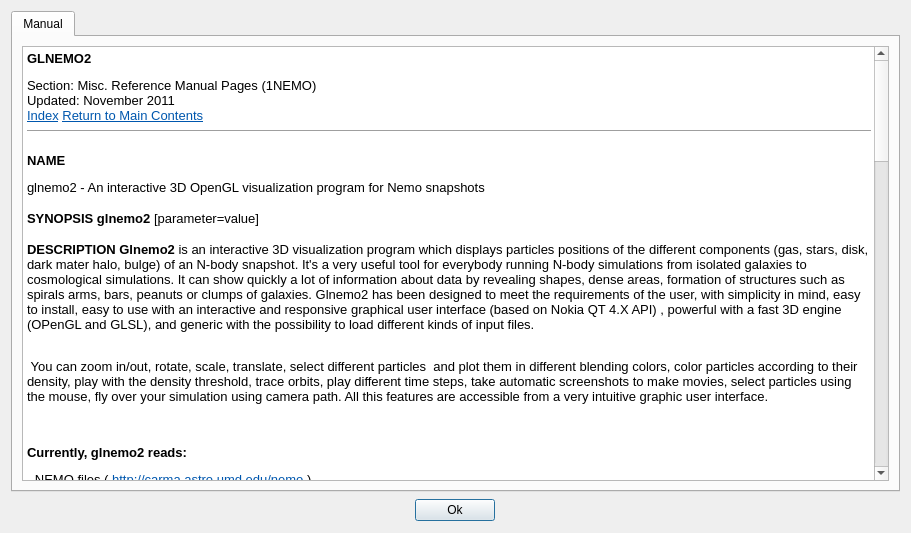
The window that src/formhelp.ui (jcldc/glnemo2) describes before a commit, drawn with Qt 5.
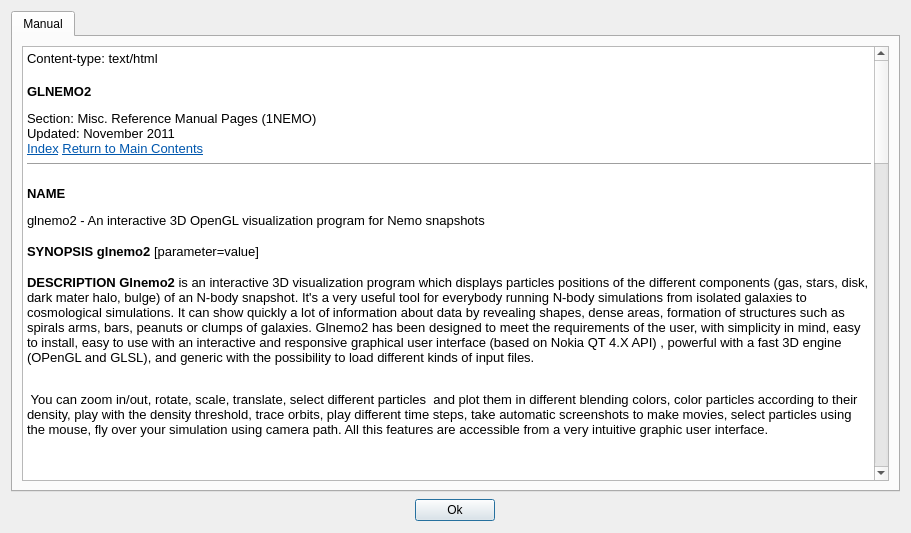
The same window after the commit.

```diff
--- a/src/formhelp.ui
+++ b/src/formhelp.ui
@@ -64,6 +64,7 @@
 &lt;html&gt;&lt;head&gt;&lt;meta name=&quot;qrichtext&quot; content=&quot;1&quot; /&gt;&lt;title&gt;Manpage of GLNEMO2&lt;/title&gt;&lt;style type=&quot;text/css&quot;&gt;
 p, li { white-space: pre-wrap; }
 &lt;/style&gt;&lt;/head&gt;&lt;body style=&quot; font-family:'Sans Serif'; font-size:8pt; font-weight:400; font-style:normal;&quot;&gt;
+&lt;p style=&quot; margin-top:0px; margin-bottom:0px; margin-left:0px; margin-right:0px; -qt-block-indent:0; text-indent:0px;&quot;&gt;&lt;span style=&quot; font-size:10pt;&quot;&gt;Content-type: text/html &lt;/span&gt;&lt;/p&gt;
 &lt;p style=&quot; margin-top:18px; margin-bottom:12px; margin-left:0px; margin-right:0px; -qt-block-indent:0; text-indent:0px;&quot;&gt;&lt;span style=&quot; font-size:10pt; font-weight:600;&quot;&gt;GLNEMO2&lt;/span&gt;&lt;/p&gt;
 &lt;p style=&quot; margin-top:0px; margin-bottom:0px; margin-left:0px; margin-right:0px; -qt-block-indent:0; text-indent:0px;&quot;&gt;&lt;span style=&quot; font-size:10pt;&quot;&gt;Section: Misc. Reference Manual Pages (1NEMO)&lt;br /&gt;Updated: November 2011&lt;br /&gt;&lt;/span&gt;&lt;a href=&quot;#index&quot;&gt;&lt;span style=&quot; font-size:10pt; text-decoration: underline; color:#0057ae;&quot;&gt;Index&lt;/span&gt;&lt;/a&gt;&lt;span style=&quot; font-size:10pt;&quot;&gt; &lt;/span&gt;&lt;a href=&quot;http://localhost/cgi-bin/man/man2html&quot;&gt;&lt;span style=&quot; font-size:10pt; text-decoration: underline; color:#0057ae;&quot;&gt;Return to Main Contents&lt;/span&gt;&lt;/a&gt;&lt;/p&gt;
 &lt;hr /&gt;
@@ -123,12 +124,22 @@
 &lt;p style=&quot; margin-top:0px; margin-bottom:0px; margin-left:0px; margin-right:0px; -qt-block-indent:0; text-indent:0px;&quot;&gt;&lt;span style=&quot; font-family:'Courier New,courier'; font-size:10pt;&quot;&gt;s              take a screenshot&lt;/span&gt;&lt;/p&gt;
 &lt;p style=&quot; margin-top:0px; margin-bottom:0px; margin-left:0px; margin-right:0px; -qt-block-indent:0; text-indent:0px;&quot;&gt;&lt;span style=&quot; font-family:'Courier New,courier'; font-size:10pt;&quot;&gt;p              play all snapshots&lt;/span&gt;&lt;/p&gt;
 &lt;p style=&quot; margin-top:0px; margin-bottom:0px; margin-left:0px; margin-right:0px; -qt-block-indent:0; text-indent:0px;&quot;&gt;&lt;span style=&quot; font-family:'Courier New,courier'; font-size:10pt;&quot;&gt;y&lt;/span&gt;&lt;/p&gt;
-&lt;p style=&quot; margin-top:0px; margin-bottom:0px; margin-left:0px; margin-right:0px; -qt-block-indent:0; text-indent:0px;&quot;&gt;&lt;span style=&quot; font-family:'Courier New,courier'; font-size:10pt;&quot;&gt;C + x          toogle automatic rotation around x axis&lt;/span&gt;&lt;/p&gt;
-&lt;p style=&quot; margin-top:0px; margin-bottom:0px; margin-left:0px; margin-right:0px; -qt-block-indent:0; text-indent:0px;&quot;&gt;&lt;span style=&quot; font-family:'Courier New,courier'; font-size:10pt;&quot;&gt;C + y          toogle automatic rotation around y axis&lt;/span&gt;&lt;/p&gt;
-&lt;p style=&quot; margin-top:0px; margin-bottom:0px; margin-left:0px; margin-right:0px; -qt-block-indent:0; text-indent:0px;&quot;&gt;&lt;span style=&quot; font-family:'Courier New,courier'; font-size:10pt;&quot;&gt;C + z          toogle automatic rotation around z axis&lt;/span&gt;&lt;/p&gt;
-&lt;p style=&quot; margin-top:0px; margin-bottom:0px; margin-left:0px; margin-right:0px; -qt-block-indent:0; text-indent:0px;&quot;&gt;&lt;span style=&quot; font-family:'Courier New,courier'; font-size:10pt;&quot;&gt;SC + x         toogle automatic reverse rotation around x axis&lt;/span&gt;&lt;/p&gt;
-&lt;p style=&quot; margin-top:0px; margin-bottom:0px; margin-left:0px; margin-right:0px; -qt-block-indent:0; text-indent:0px;&quot;&gt;&lt;span style=&quot; font-family:'Courier New,courier'; font-size:10pt;&quot;&gt;SC + y         toogle automatic reverse rotation around y axis&lt;/span&gt;&lt;/p&gt;
-&lt;p style=&quot; margin-top:0px; margin-bottom:0px; margin-left:0px; margin-right:0px; -qt-block-indent:0; text-indent:0px;&quot;&gt;&lt;span style=&quot; font-family:'Courier New,courier'; font-size:10pt;&quot;&gt;SC + z         toogle automatic reverse rotation around z axis&lt;/span&gt;&lt;/p&gt;
+&lt;p style=&quot;-qt-paragraph-type:empty; margin-top:0px; margin-bottom:0px; margin-left:0px; margin-right:0px; -qt-block-indent:0; text-indent:0px; font-family:'Courier New,courier'; font-size:10pt;&quot;&gt;&lt;/p&gt;
+&lt;p style=&quot; margin-top:0px; margin-bottom:0px; margin-left:0px; margin-right:0px; -qt-block-indent:0; text-indent:0px;&quot;&gt;&lt;span style=&quot; font-family:'Courier New,courier'; font-size:10pt;&quot;&gt;Rotation around screen axis&lt;/span&gt;&lt;/p&gt;
+&lt;p style=&quot; margin-top:0px; margin-bottom:0px; margin-left:0px; margin-right:0px; -qt-block-indent:0; text-indent:0px;&quot;&gt;&lt;span style=&quot; font-family:'Courier New,courier'; font-size:10pt;&quot;&gt;C + x          toogle automatic rotation around screen x axis&lt;/span&gt;&lt;/p&gt;
+&lt;p style=&quot; margin-top:0px; margin-bottom:0px; margin-left:0px; margin-right:0px; -qt-block-indent:0; text-indent:0px;&quot;&gt;&lt;span style=&quot; font-family:'Courier New,courier'; font-size:10pt;&quot;&gt;C + y          toogle automatic rotation around screen y axis&lt;/span&gt;&lt;/p&gt;
+&lt;p style=&quot; margin-top:0px; margin-bottom:0px; margin-left:0px; margin-right:0px; -qt-block-indent:0; text-indent:0px;&quot;&gt;&lt;span style=&quot; font-family:'Courier New,courier'; font-size:10pt;&quot;&gt;C + z          toogle automatic rotation around screen z axis&lt;/span&gt;&lt;/p&gt;
+&lt;p style=&quot; margin-top:0px; margin-bottom:0px; margin-left:0px; margin-right:0px; -qt-block-indent:0; text-indent:0px;&quot;&gt;&lt;span style=&quot; font-family:'Courier New,courier'; font-size:10pt;&quot;&gt;SC + x         toogle automatic reverse rotation around screen x axis&lt;/span&gt;&lt;/p&gt;
+&lt;p style=&quot; margin-top:0px; margin-bottom:0px; margin-left:0px; margin-right:0px; -qt-block-indent:0; text-indent:0px;&quot;&gt;&lt;span style=&quot; font-family:'Courier New,courier'; font-size:10pt;&quot;&gt;SC + y         toogle automatic reverse rotation around screen y axis&lt;/span&gt;&lt;/p&gt;
+&lt;p style=&quot; margin-top:0px; margin-bottom:0px; margin-left:0px; margin-right:0px; -qt-block-indent:0; text-indent:0px;&quot;&gt;&lt;span style=&quot; font-family:'Courier New,courier'; font-size:10pt;&quot;&gt;SC + z         toogle automatic reverse rotation around screen z axis&lt;/span&gt;&lt;/p&gt;
+&lt;p style=&quot;-qt-paragraph-type:empty; margin-top:0px; margin-bottom:0px; margin-left:0px; margin-right:0px; -qt-block-indent:0; text-indent:0px; font-family:'Courier New,courier'; font-size:10pt;&quot;&gt;&lt;/p&gt;
+&lt;p style=&quot; margin-top:0px; margin-bottom:0px; margin-left:0px; margin-right:0px; -qt-block-indent:0; text-indent:0px;&quot;&gt;&lt;span style=&quot; font-family:'Courier New,courier'; font-size:10pt;&quot;&gt;Rotation around world axis&lt;/span&gt;&lt;/p&gt;
+&lt;p style=&quot; margin-top:0px; margin-bottom:0px; margin-left:0px; margin-right:0px; -qt-block-indent:0; text-indent:0px;&quot;&gt;&lt;span style=&quot; font-family:'Courier New,courier'; font-size:10pt;&quot;&gt;C + u          toogle automatic rotation around world x axis&lt;/span&gt;&lt;/p&gt;
+&lt;p style=&quot; margin-top:0px; margin-bottom:0px; margin-left:0px; margin-right:0px; -qt-block-indent:0; text-indent:0px;&quot;&gt;&lt;span style=&quot; font-family:'Courier New,courier'; font-size:10pt;&quot;&gt;C + v          toogle automatic rotation around world y axis&lt;/span&gt;&lt;/p&gt;
+&lt;p style=&quot; margin-top:0px; margin-bottom:0px; margin-left:0px; margin-right:0px; -qt-block-indent:0; text-indent:0px;&quot;&gt;&lt;span style=&quot; font-family:'Courier New,courier'; font-size:10pt;&quot;&gt;C + w          toogle automatic rotation around world z axis&lt;/span&gt;&lt;/p&gt;
+&lt;p style=&quot; margin-top:0px; margin-bottom:0px; margin-left:0px; margin-right:0px; -qt-block-indent:0; text-indent:0px;&quot;&gt;&lt;span style=&quot; font-family:'Courier New,courier'; font-size:10pt;&quot;&gt;SC + u         toogle automatic reverse rotation around world x axis&lt;/span&gt;&lt;/p&gt;
+&lt;p style=&quot; margin-top:0px; margin-bottom:0px; margin-left:0px; margin-right:0px; -qt-block-indent:0; text-indent:0px;&quot;&gt;&lt;span style=&quot; font-family:'Courier New,courier'; font-size:10pt;&quot;&gt;SC + v         toogle automatic reverse rotation around world y axis&lt;/span&gt;&lt;/p&gt;
+&lt;p style=&quot; margin-top:0px; margin-bottom:0px; margin-left:0px; margin-right:0px; -qt-block-indent:0; text-indent:0px;&quot;&gt;&lt;span style=&quot; font-family:'Courier New,courier'; font-size:10pt;&quot;&gt;SC + w         toogle automatic reverse rotation around world z axis&lt;/span&gt;&lt;/p&gt;
 &lt;p style=&quot;-qt-paragraph-type:empty; margin-top:0px; margin-bottom:0px; margin-left:0px; margin-right:0px; -qt-block-indent:0; text-indent:0px; font-family:'Courier New,courier'; font-size:10pt;&quot;&gt;&lt;/p&gt;
 &lt;p style=&quot; margin-top:0px; margin-bottom:12px; margin-left:0px; margin-right:0px; -qt-block-indent:0; text-indent:0px;&quot;&gt;&lt;span style=&quot; font-family:'Courier New,courier'; font-size:10pt;&quot;&gt; &lt;/span&gt;&lt;/p&gt;
 &lt;p style=&quot; margin-top:0px; margin-bottom:0px; margin-left:0px; margin-right:0px; -qt-block-indent:0; text-indent:0px;&quot;&gt;&lt;a name=&quot;lbAI&quot;&gt;&lt;/a&gt;&lt;span style=&quot; font-size:10pt;&quot;&gt; &lt;/span&gt;&lt;span style=&quot; font-size:10pt;&quot;&gt; &lt;/span&gt;&lt;/p&gt;
@@ -226,6 +237,8 @@
 &lt;p style=&quot; margin-top:0px; margin-bottom:0px; margin-left:30px; margin-right:0px; -qt-block-indent:0; text-indent:0px;&quot;&gt;&lt;span style=&quot; font-size:10pt;&quot;&gt;set an explicit title on OSD. If this variable remains blank, then simulation's file name will be used as title &lt;/span&gt;&lt;/p&gt;
 &lt;p style=&quot; margin-top:0px; margin-bottom:0px; margin-left:0px; margin-right:0px; -qt-block-indent:0; text-indent:0px;&quot;&gt;&lt;span style=&quot; font-size:10pt; font-weight:600;&quot;&gt;osdfontsize=&lt;/span&gt;&lt;/p&gt;
 &lt;p style=&quot; margin-top:0px; margin-bottom:0px; margin-left:30px; margin-right:0px; -qt-block-indent:0; text-indent:0px;&quot;&gt;&lt;span style=&quot; font-size:10pt;&quot;&gt;set OSD's font in pixels [13.] &lt;/span&gt;&lt;/p&gt;
+&lt;p style=&quot; margin-top:0px; margin-bottom:0px; margin-left:0px; margin-right:0px; -qt-block-indent:0; text-indent:0px;&quot;&gt;&lt;span style=&quot; font-size:10pt; font-weight:600;&quot;&gt;axis=&lt;/span&gt;&lt;/p&gt;
+&lt;p style=&quot; margin-top:0px; margin-bottom:0px; margin-left:30px; margin-right:0px; -qt-block-indent:0; text-indent:0px;&quot;&gt;&lt;span style=&quot; font-size:10pt;&quot;&gt;display 3d axis [t] &lt;/span&gt;&lt;/p&gt;
 &lt;p style=&quot; margin-top:0px; margin-bottom:0px; margin-left:0px; margin-right:0px; -qt-block-indent:0; text-indent:0px;&quot;&gt;&lt;span style=&quot; font-size:10pt; font-weight:600;&quot;&gt;cb=&lt;/span&gt;&lt;/p&gt;
 &lt;p style=&quot; margin-top:0px; margin-bottom:0px; margin-left:30px; margin-right:0px; -qt-block-indent:0; text-indent:0px;&quot;&gt;&lt;span style=&quot; font-size:10pt;&quot;&gt;display Color Bar (CB) on screen [t] &lt;/span&gt;&lt;/p&gt;
 &lt;p style=&quot; margin-top:0px; margin-bottom:0px; margin-left:0px; margin-right:0px; -qt-block-indent:0; text-indent:0px;&quot;&gt;&lt;span style=&quot; font-size:10pt; font-weight:600;&quot;&gt;cblog=&lt;/span&gt;&lt;span style=&quot; font-size:10pt;&quot;&gt; &lt;/span&gt;&lt;/p&gt;
@@ -248,16 +261,20 @@
 &lt;p style=&quot; margin-top:0px; margin-bottom:0px; margin-left:30px; margin-right:0px; -qt-block-indent:0; text-indent:0px;&quot;&gt;&lt;span style=&quot; font-size:10pt;&quot;&gt;display particles as points [f] &lt;/span&gt;&lt;/p&gt;
 &lt;p style=&quot; margin-top:0px; margin-bottom:0px; margin-left:0px; margin-right:0px; -qt-block-indent:0; text-indent:0px;&quot;&gt;&lt;span style=&quot; font-size:10pt; font-weight:600;&quot;&gt;auto_render=&lt;/span&gt;&lt;/p&gt;
 &lt;p style=&quot; margin-top:0px; margin-bottom:0px; margin-left:30px; margin-right:0px; -qt-block-indent:0; text-indent:0px;&quot;&gt;&lt;span style=&quot; font-size:10pt;&quot;&gt;glnemo2 guess automatically the rendering mode, otherwise accumulation buffer will be selected[t] &lt;/span&gt;&lt;/p&gt;
+&lt;p style=&quot; margin-top:0px; margin-bottom:0px; margin-left:0px; margin-right:0px; -qt-block-indent:0; text-indent:0px;&quot;&gt;&lt;span style=&quot; font-size:10pt; font-weight:600;&quot;&gt;auto_ts=&lt;/span&gt;&lt;/p&gt;
+&lt;p style=&quot; margin-top:0px; margin-bottom:0px; margin-left:30px; margin-right:0px; -qt-block-indent:0; text-indent:0px;&quot;&gt;&lt;span style=&quot; font-size:10pt;&quot;&gt;automatic texture size [t] &lt;/span&gt;&lt;/p&gt;
 &lt;p style=&quot; margin-top:0px; margin-bottom:0px; margin-left:0px; margin-right:0px; -qt-block-indent:0; text-indent:0px;&quot;&gt;&lt;span style=&quot; font-size:10pt; font-weight:600;&quot;&gt;texture=&lt;/span&gt;&lt;/p&gt;
 &lt;p style=&quot; margin-top:0px; margin-bottom:0px; margin-left:30px; margin-right:0px; -qt-block-indent:0; text-indent:0px;&quot;&gt;&lt;span style=&quot; font-size:10pt;&quot;&gt;display particles as textures [t] &lt;/span&gt;&lt;/p&gt;
+&lt;p style=&quot; margin-top:0px; margin-bottom:0px; margin-left:0px; margin-right:0px; -qt-block-indent:0; text-indent:0px;&quot;&gt;&lt;span style=&quot; font-size:10pt; font-weight:600;&quot;&gt;texture_s=&lt;/span&gt;&lt;/p&gt;
+&lt;p style=&quot; margin-top:0px; margin-bottom:0px; margin-left:30px; margin-right:0px; -qt-block-indent:0; text-indent:0px;&quot;&gt;&lt;span style=&quot; font-size:10pt;&quot;&gt;textures size [1.] &lt;/span&gt;&lt;/p&gt;
+&lt;p style=&quot; margin-top:0px; margin-bottom:0px; margin-left:0px; margin-right:0px; -qt-block-indent:0; text-indent:0px;&quot;&gt;&lt;span style=&quot; font-size:10pt; font-weight:600;&quot;&gt;texture_a=&lt;/span&gt;&lt;/p&gt;
+&lt;p style=&quot; margin-top:0px; margin-bottom:0px; margin-left:30px; margin-right:0px; -qt-block-indent:0; text-indent:0px;&quot;&gt;&lt;span style=&quot; font-size:10pt;&quot;&gt;transparency texture value [1.] &lt;/span&gt;&lt;/p&gt;
 &lt;p style=&quot; margin-top:0px; margin-bottom:0px; margin-left:0px; margin-right:0px; -qt-block-indent:0; text-indent:0px;&quot;&gt;&lt;span style=&quot; font-size:10pt; font-weight:600;&quot;&gt;selphys=&lt;/span&gt;&lt;/p&gt;
 &lt;p style=&quot; margin-top:0px; margin-bottom:0px; margin-left:30px; margin-right:0px; -qt-block-indent:0; text-indent:0px;&quot;&gt;&lt;span style=&quot; font-size:10pt;&quot;&gt;select physical quantity to display (1:density, 2:temperature, 3:pressure) [1] &lt;/span&gt;&lt;/p&gt;
 &lt;p style=&quot; margin-top:0px; margin-bottom:0px; margin-left:0px; margin-right:0px; -qt-block-indent:0; text-indent:0px;&quot;&gt;&lt;span style=&quot; font-size:10pt; font-weight:600;&quot;&gt;minphys=&lt;/span&gt;&lt;/p&gt;
 &lt;p style=&quot; margin-top:0px; margin-bottom:0px; margin-left:30px; margin-right:0px; -qt-block-indent:0; text-indent:0px;&quot;&gt;&lt;span style=&quot; font-size:10pt;&quot;&gt;set minimal physical value &lt;/span&gt;&lt;/p&gt;
 &lt;p style=&quot; margin-top:0px; margin-bottom:0px; margin-left:0px; margin-right:0px; -qt-block-indent:0; text-indent:0px;&quot;&gt;&lt;span style=&quot; font-size:10pt; font-weight:600;&quot;&gt;maxphys=&lt;/span&gt;&lt;/p&gt;
 &lt;p style=&quot; margin-top:0px; margin-bottom:0px; margin-left:30px; margin-right:0px; -qt-block-indent:0; text-indent:0px;&quot;&gt;&lt;span style=&quot; font-size:10pt;&quot;&gt;set maximal physical value &lt;/span&gt;&lt;/p&gt;
-&lt;p style=&quot; margin-top:0px; margin-bottom:0px; margin-left:0px; margin-right:0px; -qt-block-indent:0; text-indent:0px;&quot;&gt;&lt;span style=&quot; font-size:10pt; font-weight:600;&quot;&gt;texture_s=&lt;/span&gt;&lt;/p&gt;
-&lt;p style=&quot; margin-top:0px; margin-bottom:0px; margin-left:30px; margin-right:0px; -qt-block-indent:0; text-indent:0px;&quot;&gt;&lt;span style=&quot; font-size:10pt;&quot;&gt;texture size for gas like particles &lt;/span&gt;&lt;/p&gt;
 &lt;p style=&quot; margin-top:0px; margin-bottom:0px; margin-left:0px; margin-right:0px; -qt-block-indent:0; text-indent:0px;&quot;&gt;&lt;span style=&quot; font-size:10pt; font-weight:600;&quot;&gt;cmapindex=&lt;/span&gt;&lt;/p&gt;
 &lt;p style=&quot; margin-top:0px; margin-bottom:0px; margin-left:30px; margin-right:0px; -qt-block-indent:0; text-indent:0px;&quot;&gt;&lt;span style=&quot; font-size:10pt;&quot;&gt;color map index (used to color particles by density) &lt;/span&gt;&lt;/p&gt;
 &lt;p style=&quot; margin-top:0px; margin-bottom:0px; margin-left:0px; margin-right:0px; -qt-block-indent:0; text-indent:0px;&quot;&gt;&lt;span style=&quot; font-size:10pt; font-weight:600;&quot;&gt;psize=&lt;/span&gt;&lt;/p&gt;
@@ -295,7 +312,8 @@
 &lt;p style=&quot; margin-top:0px; margin-bottom:0px; margin-left:0px; margin-right:0px; -qt-block-indent:0; text-indent:0px;&quot;&gt;&lt;span style=&quot; font-family:'Courier New,courier'; font-size:10pt;&quot;&gt;27-Oct-10 Version 1.1  - see ChangeLog                      JCL&lt;/span&gt;&lt;/p&gt;
 &lt;p style=&quot; margin-top:0px; margin-bottom:0px; margin-left:0px; margin-right:0px; -qt-block-indent:0; text-indent:0px;&quot;&gt;&lt;span style=&quot; font-family:'Courier New,courier'; font-size:10pt;&quot;&gt;29-Oct-10 Version 1.11 happy gcc 4.5.0                      JCL&lt;/span&gt;&lt;/p&gt;
 &lt;p style=&quot; margin-top:0px; margin-bottom:0px; margin-left:0px; margin-right:0px; -qt-block-indent:0; text-indent:0px;&quot;&gt;&lt;span style=&quot; font-family:'Courier New,courier'; font-size:10pt;&quot;&gt;16-Apr-11 Ver 1.20 - new rendering pipeline/see ChangeLog   JCL&lt;/span&gt;&lt;/p&gt;
-&lt;p style=&quot; margin-top:0px; margin-bottom:12px; margin-left:0px; margin-right:0px; -qt-block-indent:0; text-indent:0px;&quot;&gt;&lt;span style=&quot; font-family:'Courier New,courier'; font-size:10pt;&quot;&gt;25-Nov-11 Ver 1.30 - Color bar display on 3d view           JCL &lt;/span&gt;&lt;/p&gt;
+&lt;p style=&quot; margin-top:0px; margin-bottom:0px; margin-left:0px; margin-right:0px; -qt-block-indent:0; text-indent:0px;&quot;&gt;&lt;span style=&quot; font-family:'Courier New,courier'; font-size:10pt;&quot;&gt;25-Nov-11 Ver 1.30 - Color bar display on 3d view           JCL&lt;/span&gt;&lt;/p&gt;
+&lt;p style=&quot; margin-top:0px; margin-bottom:12px; margin-left:0px; margin-right:0px; -qt-block-indent:0; text-indent:0px;&quot;&gt;&lt;span style=&quot; font-family:'Courier New,courier'; font-size:10pt;&quot;&gt;xx-xxx-12 Ver 1.40 - New rotation system                    JCL &lt;/span&gt;&lt;/p&gt;
 &lt;hr /&gt;
 &lt;p style=&quot; margin-top:16px; margin-bottom:12px; margin-left:0px; margin-right:0px; -qt-block-indent:0; text-indent:0px;&quot;&gt;&lt;span style=&quot; font-size:10pt; font-weight:600;&quot;&gt;Index&lt;/span&gt;&lt;/p&gt;
 &lt;p style=&quot; margin-top:8px; margin-bottom:0px; margin-left:0px; margin-right:0px; -qt-block-indent:0; text-indent:0px;&quot;&gt;&lt;a href=&quot;#lbAB&quot;&gt;&lt;span style=&quot; font-size:10pt; text-decoration: underline; color:#0057ae;&quot;&gt;NAME&lt;/span&gt;&lt;/a&gt;&lt;/p&gt;
@@ -313,7 +331,7 @@
 &lt;p style=&quot; margin-top:0px; margin-bottom:0px; margin-left:0px; margin-right:0px; -qt-block-indent:0; text-indent:0px;&quot;&gt;&lt;a href=&quot;#lbAN&quot;&gt;&lt;span style=&quot; font-size:10pt; text-decoration: underline; color:#0057ae;&quot;&gt;AUTHOR&lt;/span&gt;&lt;/a&gt;&lt;/p&gt;
 &lt;p style=&quot; margin-top:0px; margin-bottom:0px; margin-left:0px; margin-right:0px; -qt-block-indent:0; text-indent:0px;&quot;&gt;&lt;a href=&quot;#lbAO&quot;&gt;&lt;span style=&quot; font-size:10pt; text-decoration: underline; color:#0057ae;&quot;&gt;UPDATE HISTORY&lt;/span&gt;&lt;/a&gt;&lt;/p&gt;
 &lt;hr /&gt;
-&lt;p style=&quot; margin-top:0px; margin-bottom:0px; margin-left:0px; margin-right:0px; -qt-block-indent:0; text-indent:0px;&quot;&gt;&lt;span style=&quot; font-size:10pt;&quot;&gt;This document was created by &lt;/span&gt;&lt;a href=&quot;http://localhost/cgi-bin/man/man2html&quot;&gt;&lt;span style=&quot; font-size:10pt; text-decoration: underline; color:#0057ae;&quot;&gt;man2html&lt;/span&gt;&lt;/a&gt;&lt;span style=&quot; font-size:10pt;&quot;&gt;, using the manual pages.&lt;br /&gt;Time: 11:48:30 GMT, November 25, 2011 &lt;/span&gt;&lt;/p&gt;&lt;/body&gt;&lt;/html&gt;</string>
+&lt;p style=&quot; margin-top:0px; margin-bottom:0px; margin-left:0px; margin-right:0px; -qt-block-indent:0; text-indent:0px;&quot;&gt;&lt;span style=&quot; font-size:10pt;&quot;&gt;This document was created by &lt;/span&gt;&lt;a href=&quot;http://localhost/cgi-bin/man/man2html&quot;&gt;&lt;span style=&quot; font-size:10pt; text-decoration: underline; color:#0057ae;&quot;&gt;man2html&lt;/span&gt;&lt;/a&gt;&lt;span style=&quot; font-size:10pt;&quot;&gt;, using the manual pages.&lt;br /&gt;Time: 16:05:05 GMT, January 27, 2012 &lt;/span&gt;&lt;/p&gt;&lt;/body&gt;&lt;/html&gt;</string>
          </property>
          <property name="openExternalLinks">
           <bool>true</bool>
```
